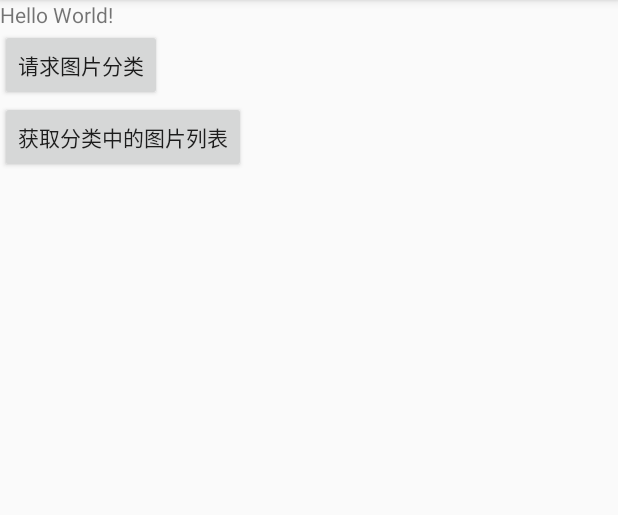
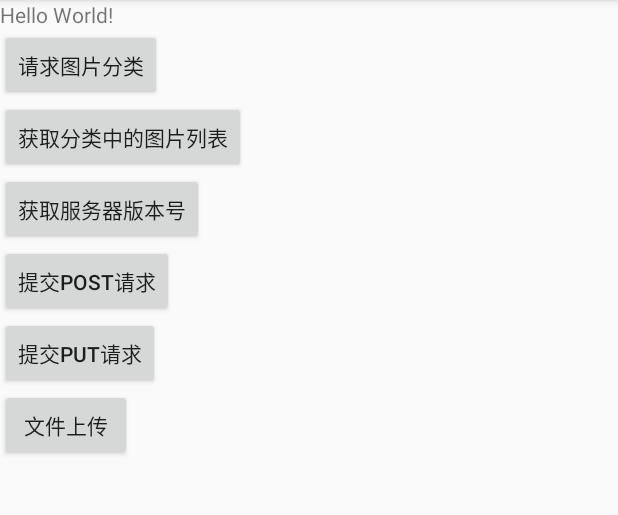
Before and after one commit to GiDEolyL/SuperApp, an Android app: the screen it shows after launch (MainActivity), on a phone screen of 412 x 824 dp, the part 84-599 px from its top. Run offline under Robolectric (Android 15) with nearby library versions, the phone set to English and light mode, and no system bars.

Commit message:
POST请求上传文件

```diff
--- a/app/build.gradle
+++ b/app/build.gradle
@@ -2,7 +2,7 @@ apply plugin: 'com.android.application'
 
 android {
     compileSdkVersion 24
-    buildToolsVersion "24.0.2"
+    buildToolsVersion "24.0.3"
     defaultConfig {
         applicationId "org.gyjl.superweibo"
         minSdkVersion 11
--- /dev/null
+++ b/app/src/main/java/org/gyjl/superweibo/api/SuperService.java
@@ -0,0 +1,49 @@
+package org.gyjl.superweibo.api;
+
+import org.gyjl.superweibo.model.ServerInfo;
+
+import okhttp3.RequestBody;
+import retrofit2.Call;
+import retrofit2.http.Body;
+import retrofit2.http.Field;
+import retrofit2.http.FormUrlEncoded;
+import retrofit2.http.GET;
+import retrofit2.http.Multipart;
+import retrofit2.http.POST;
+import retrofit2.http.PUT;
+import retrofit2.http.Part;
+import retrofit2.http.Path;
+
+/**
+ * Created by Administrator on 2016/10/26.
+ */
+
+public interface SuperService {
+    @GET("info")
+    Call<String> getInfo();
+
+    @GET("info/{item}")
+    Call<String> getInfoItem(@Path("item") String item);
+
+    /**
+     * post请求 参数以  key=value&key=value 方式提交
+     * FormUrlEncpded 代表数据形式 key=values
+     * @param name
+     * @param pwd
+     * @return
+     */
+    @FormUrlEncoded
+    @POST("info")
+    Call<String> login(@Field("name") String name, @Field("pwd") String pwd);
+
+    /**
+     * PUT请求传递一个数据实体类，使用JSON传递
+     * @return
+     */
+    @PUT("info")
+    Call<String> updateInfo(@Body ServerInfo serverInfo);
+
+    @Multipart
+    @POST("file")
+    Call<String> updateFile(@Part("imgae") RequestBody mFile);
+}
--- a/app/src/main/java/org/gyjl/superweibo/api/TngouService.java
+++ b/app/src/main/java/org/gyjl/superweibo/api/TngouService.java
@@ -31,4 +31,5 @@ public interface TngouService {
      */
     @GET("tnfs/api/list")
     Call<GalleryList> getListById(@Query("id") String id);
+
 }
--- a/app/src/main/res/layout/activity_main.xml
+++ b/app/src/main/res/layout/activity_main.xml
@@ -22,4 +22,24 @@
         android:onClick="btnGetList"
         android:layout_width="wrap_content"
         android:layout_height="wrap_content"/>
+    <Button
+        android:text="获取服务器版本号"
+        android:onClick="btnGetVersion"
+        android:layout_width="wrap_content"
+        android:layout_height="wrap_content"/>
+    <Button
+        android:text="提交POST请求"
+        android:onClick="btnPostLogin"
+        android:layout_width="wrap_content"
+        android:layout_height="wrap_content"/>
+    <Button
+        android:text="提交PUT请求"
+        android:onClick="btnPutJson"
+        android:layout_width="wrap_content"
+        android:layout_height="wrap_content"/>
+    <Button
+        android:text="文件上传"
+        android:onClick="btnUploadFile"
+        android:layout_width="wrap_content"
+        android:layout_height="wrap_content"/>
 </LinearLayout>
```
Also changed, not shown: app/src/main/java/org/gyjl/superweibo/MainActivity.java (+120 -0 lines), app/src/main/java/org/gyjl/superweibo/api/FileService.java (added, +15 -0 lines), app/src/main/java/org/gyjl/superweibo/model/ServerInfo.java (added, +50 -0 lines).
